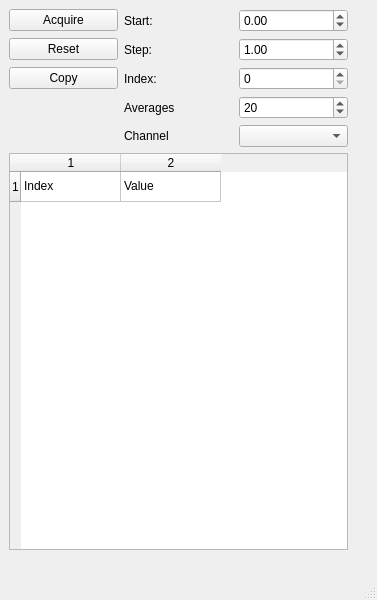
Old version of the form MainWindow.ui in the repository shreyaspotnis/manualdaq.
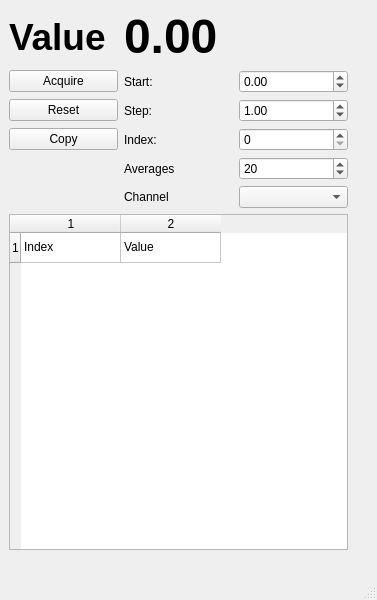
New version of the form.

Commit message: Added a display showing the current reading.

```diff
--- a/MainWindow.ui
+++ b/MainWindow.ui
@@ -24,7 +24,7 @@
      </rect>
     </property>
     <layout class="QGridLayout" name="gridLayout">
-     <item row="7" column="1" colspan="3">
+     <item row="8" column="1" colspan="3">
       <widget class="QTableWidget" name="tableData">
        <property name="rowCount">
         <number>1</number>
@@ -47,7 +47,7 @@
        </item>
       </widget>
      </item>
-     <item row="0" column="3">
+     <item row="1" column="3">
       <widget class="QDoubleSpinBox" name="doubleSpinIndexStart">
        <property name="toolTip">
         <string>Start value of the index column when acquiring data</string>
@@ -60,7 +60,7 @@
        </property>
       </widget>
      </item>
-     <item row="1" column="3">
+     <item row="2" column="3">
       <widget class="QDoubleSpinBox" name="doubleSpinIndexStep">
        <property name="toolTip">
         <string>Step value of the index column when acquiring data</string>
@@ -76,35 +76,35 @@
        </property>
       </widget>
      </item>
-     <item row="6" column="2">
+     <item row="7" column="2">
       <widget class="QLabel" name="label_5">
        <property name="text">
         <string>Channel</string>
        </property>
       </widget>
      </item>
-     <item row="0" column="2">
+     <item row="1" column="2">
       <widget class="QLabel" name="label">
        <property name="text">
         <string>Start:</string>
        </property>
       </widget>
      </item>
-     <item row="6" column="3">
+     <item row="7" column="3">
       <widget class="QComboBox" name="comboLJInput">
        <property name="toolTip">
         <string>Select which LabJack input to use to acquire the data</string>
        </property>
       </widget>
      </item>
-     <item row="1" column="2">
+     <item row="2" column="2">
       <widget class="QLabel" name="label_2">
        <property name="text">
         <string>Step:</string>
        </property>
       </widget>
      </item>
-     <item row="1" column="1">
+     <item row="2" column="1">
       <widget class="QPushButton" name="pushReset">
        <property name="toolTip">
         <string>Reset the data and set the current index to zero</string>
@@ -114,14 +114,14 @@
        </property>
       </widget>
      </item>
-     <item row="2" column="2">
+     <item row="3" column="2">
       <widget class="QLabel" name="label_3">
        <property name="text">
         <string>Index:</string>
        </property>
       </widget>
      </item>
-     <item row="2" column="3">
+     <item row="3" column="3">
       <widget class="QSpinBox" name="spinCurrentIndex">
        <property name="toolTip">
         <string>Current row to put data into</string>
@@ -131,7 +131,14 @@
        </property>
       </widget>
      </item>
-     <item row="0" column="1">
+     <item row="5" column="2">
+      <widget class="QLabel" name="label_4">
+       <property name="text">
+        <string>Averages</string>
+       </property>
+      </widget>
+     </item>
+     <item row="1" column="1">
       <widget class="QPushButton" name="pushAcquire">
        <property name="toolTip">
         <string>Acquire data. Shortcut: Shift+Return</string>
@@ -144,7 +151,7 @@
        </property>
       </widget>
      </item>
-     <item row="2" column="1">
+     <item row="3" column="1">
       <widget class="QPushButton" name="pushCopy">
        <property name="toolTip">
         <string>Copy all data to clipboard. Shortcut Ctrl+Shift+C</string>
@@ -157,7 +164,7 @@
        </property>
       </widget>
      </item>
-     <item row="4" column="3">
+     <item row="5" column="3">
       <widget class="QSpinBox" name="spinAverages">
        <property name="toolTip">
         <string>Number of averages to take when acquiring</string>
@@ -167,10 +174,34 @@
        </property>
       </widget>
      </item>
-     <item row="4" column="2">
-      <widget class="QLabel" name="label_4">
+     <item row="0" column="2" colspan="2">
+      <widget class="QLabel" name="labelValue">
+       <property name="font">
+        <font>
+         <pointsize>36</pointsize>
+         <weight>75</weight>
+         <bold>true</bold>
+        </font>
+       </property>
+       <property name="toolTip">
+        <string>Current value being read from labjack</string>
+       </property>
        <property name="text">
-        <string>Averages</string>
+        <string>0.00</string>
+       </property>
+      </widget>
+     </item>
+     <item row="0" column="1">
+      <widget class="QLabel" name="label_6">
+       <property name="font">
+        <font>
+         <pointsize>28</pointsize>
+         <weight>75</weight>
+         <bold>true</bold>
+        </font>
+       </property>
+       <property name="text">
+        <string>Value</string>
        </property>
       </widget>
      </item>
```
The commit also changes 2 other files.
